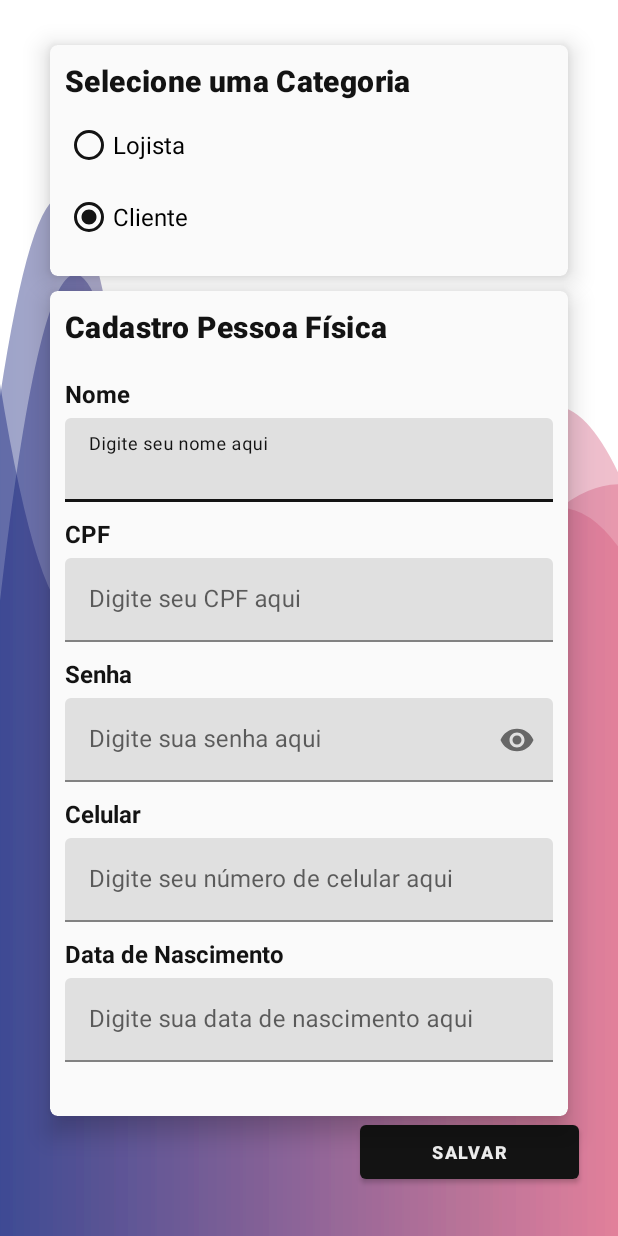
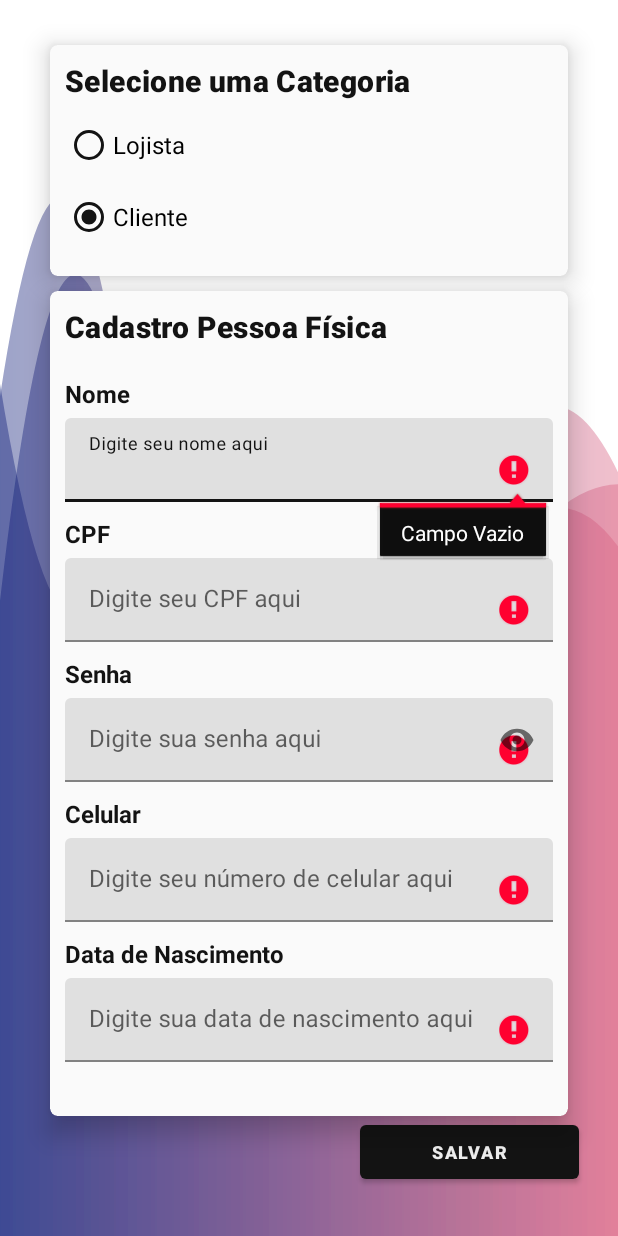
Before and after one commit to Limatucano/alif, an Android app: the CadastroActivity screen opened directly, with no data from a screen before it, after a tap on "SALVAR", on a phone screen of 412 x 824 dp. Run offline under Robolectric (Android 15) with nearby library versions, the light colour scheme and no system bars; 2 other taps on this screen came first.

Commit message:
validacao dos campos no cadastro

```diff
--- a/app/src/main/java/com/tcc/alif/CadastroActivity.kt
+++ b/app/src/main/java/com/tcc/alif/CadastroActivity.kt
@@ -5,33 +5,70 @@ import androidx.appcompat.app.AppCompatActivity
 import android.os.Bundle
 import android.view.View
 import android.widget.Button
+import android.widget.EditText
 import android.widget.RadioButton
 import androidx.annotation.RequiresApi
 import androidx.cardview.widget.CardView
+import com.google.android.material.textfield.TextInputEditText
+import com.google.android.material.textfield.TextInputLayout
+import org.w3c.dom.Text
 
 class CadastroActivity : AppCompatActivity() {
     override fun onCreate(savedInstanceState: Bundle?) {
         super.onCreate(savedInstanceState)
         setContentView(R.layout.activity_cadastro)
 
-        val radio_lojista   = findViewById<RadioButton>(R.id.lojista)
-        val radio_cliente   = findViewById<RadioButton>(R.id.cliente)
-        val cadastropessoa  = findViewById<CardView>(R.id.cadastropessoa)
-        val cadastrolojista = findViewById<CardView>(R.id.cadastrolojista)
-        val btn_cadastrar   = findViewById<Button>(R.id.btn_cadastrar)
-
+        //elementos
+        val radio_lojista    = findViewById<RadioButton>(R.id.lojista)
+        val radio_cliente    = findViewById<RadioButton>(R.id.cliente)
+        val cadastropessoa   = findViewById<CardView>(R.id.cadastropessoa)
+        val cadastrolojista  = findViewById<CardView>(R.id.cadastrolojista)
+        val btn_cadastrar    = findViewById<Button>(R.id.btn_cadastrar)
+        //elementos pessoa juridica
+        val nome_empresa     = findViewById<TextInputEditText>(R.id.nome_empresa)
+        val cnpj_cpf         = findViewById<TextInputEditText>(R.id.cnpj_cpf)
+        val senha_juridico   = findViewById<TextInputEditText>(R.id.senha_juridico)
+        val celular_juridico = findViewById<TextInputEditText>(R.id.celular_juridico)
+        //elementos pessoa fisica
+        val nome             = findViewById<TextInputEditText>(R.id.nome)
+        val cpf              = findViewById<TextInputEditText>(R.id.cpf)
+        val senha            = findViewById<TextInputEditText>(R.id.senha)
+        val celular          = findViewById<TextInputEditText>(R.id.celular)
+        val data_nascimento  = findViewById<TextInputEditText>(R.id.data_nascimento)
 
 
         btn_cadastrar.setOnClickListener {
-
+            //validar campos conforme card que esta visivel no momento
+            if(radio_lojista.isChecked){
+                validate(nome_empresa)
+                validate(cnpj_cpf)
+                validate(senha_juridico)
+                validate(celular_juridico)
+            }
+            if(radio_cliente.isChecked){
+                validate(nome)
+                validate(cpf)
+                validate(senha)
+                validate(celular)
+                validate(data_nascimento)
+            }
 
         }
-
-
         radio_lojista.setOnClickListener{
             if(radio_lojista.isChecked){
                 cadastrolojista.visibility = View.VISIBLE
                 cadastropessoa.visibility = View.INVISIBLE
+                clear_validate(nome)
+                clear_validate(cpf)
+                clear_validate(senha)
+                clear_validate(celular)
+                clear_validate(data_nascimento)
+                //limpa os campos do outro card
+                nome.text?.clear()
+                cpf.text?.clear()
+                senha.text?.clear()
+                celular.text?.clear()
+                data_nascimento.text?.clear()
             }
 
         }
@@ -39,9 +76,29 @@ class CadastroActivity : AppCompatActivity() {
             if(radio_cliente.isChecked){
                 cadastropessoa.visibility = View.VISIBLE
                 cadastrolojista.visibility = View.INVISIBLE
+                clear_validate(nome_empresa)
+                clear_validate(cnpj_cpf)
+                clear_validate(senha_juridico)
+                clear_validate(celular_juridico)
+                //limpa os campos do outro card
+                nome_empresa.text?.clear()
+                cnpj_cpf.text?.clear()
+                senha_juridico.text?.clear()
+                celular_juridico.text?.clear()
 
             }
         }
 
     }
+    //função para validar campos obrigatórios
+    fun validate(campo: TextInputEditText){
+        if(campo.text?.length == 0){
+            return campo.setError("Campo Vazio")
+        }
+    }
+    fun clear_validate(campo: TextInputEditText){
+        if(campo.text?.length == 0) {
+            return campo.setError(null)
+        }
+    }
 }
```
